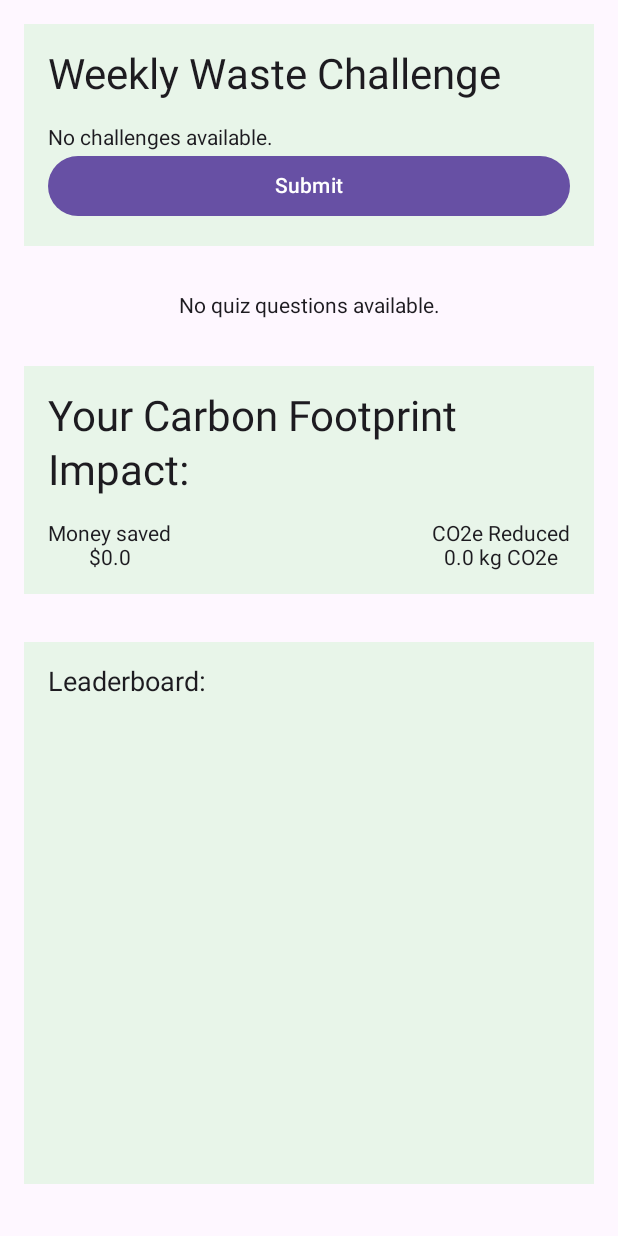
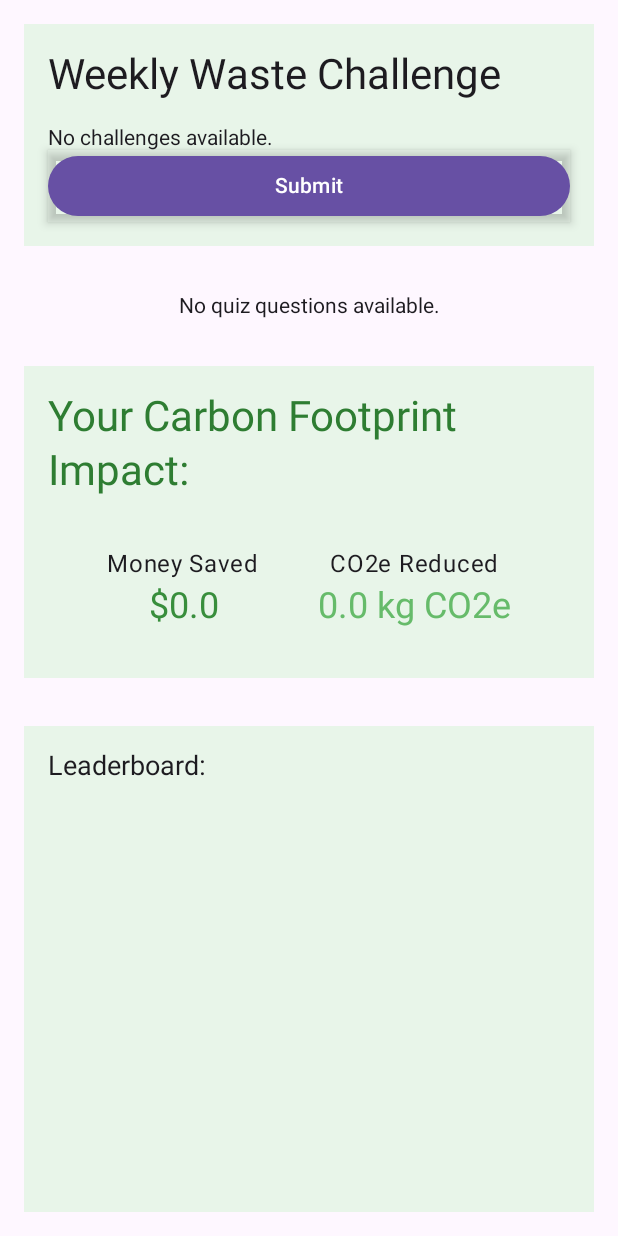
Before and after one commit to nazim117/Waste-Management, an Android app built with Jetpack Compose: the screen it shows after launch (MainActivity), on a phone screen of 412 x 824 dp. Run offline under Robolectric (Android 15) with nearby library versions, the phone set to English and light mode, and no system bars; our stand-ins replace Firebase (no records; nobody signed in at launch, a user with empty details on screens opened directly).

Commit message:
Minor UI update

```diff
--- a/WasteManagementApp/app/src/main/java/com/example/wastemanagementapp/MainActivity.kt
+++ b/WasteManagementApp/app/src/main/java/com/example/wastemanagementapp/MainActivity.kt
@@ -1,6 +1,5 @@
 package com.example.wastemanagementapp
 
-import CarbonFootprintScreen
 import android.os.Bundle
 import androidx.activity.ComponentActivity
 import androidx.activity.compose.setContent
@@ -14,6 +13,7 @@ import androidx.compose.ui.Alignment
 import androidx.compose.ui.Modifier
 import androidx.compose.ui.unit.dp
 import androidx.lifecycle.viewmodel.compose.viewModel
+import com.example.wastemanagementapp.ui.theme.CarbonFootprintScreen
 import com.example.wastemanagementapp.ui.theme.ChallengeViewModel
 import com.example.wastemanagementapp.ui.theme.Leaderboard
 import com.example.wastemanagementapp.ui.theme.QuizScreen
@@ -53,7 +53,6 @@ class MainActivity : ComponentActivity() {
 
                     item {
                         // Carbon Footprint (3rd)
-                        val challengeViewModel = viewModel<ChallengeViewModel>()
                         CarbonFootprintScreen(userId = userId)
                     }
 
--- a/WasteManagementApp/app/src/main/java/com/example/wastemanagementapp/ui/theme/CarbonFootprint.kt
+++ b/WasteManagementApp/app/src/main/java/com/example/wastemanagementapp/ui/theme/CarbonFootprint.kt
@@ -1,3 +1,5 @@
+package com.example.wastemanagementapp.ui.theme
+
 import androidx.compose.foundation.background
 import androidx.compose.foundation.layout.Arrangement
 import androidx.compose.foundation.layout.Column
@@ -6,7 +8,12 @@ import androidx.compose.foundation.layout.fillMaxWidth
 import androidx.compose.foundation.layout.padding
 import androidx.compose.material3.MaterialTheme
 import androidx.compose.material3.Text
-import androidx.compose.runtime.*
+import androidx.compose.runtime.Composable
+import androidx.compose.runtime.DisposableEffect
+import androidx.compose.runtime.getValue
+import androidx.compose.runtime.mutableStateOf
+import androidx.compose.runtime.remember
+import androidx.compose.runtime.setValue
 import androidx.compose.ui.Alignment
 import androidx.compose.ui.Modifier
 import androidx.compose.ui.graphics.Color
@@ -16,28 +23,21 @@ import com.google.firebase.firestore.ListenerRegistration
 
 @Composable
 fun CarbonFootprintScreen(userId: String, modifier: Modifier = Modifier) {
-    // State variables to hold the fetched values
     var totalCarbonSavings by remember { mutableStateOf(0.0) }
     var totalMoneySaved by remember { mutableStateOf(0.0) }
-
-    // Remember a snapshot listener registration so we can remove it when the composable leaves the composition
     var snapshotListener by remember { mutableStateOf<ListenerRegistration?>(null) }
 
-    // Use a side effect to register the real-time listener when the composable is first launched
     DisposableEffect(userId) {
-        // Set up the Firestore real-time listener
         snapshotListener = setupRealTimeListener(userId) { carbonSavings, moneySaved ->
             totalCarbonSavings = carbonSavings
             totalMoneySaved = moneySaved
         }
 
-        // Clean up the listener when the composable leaves the composition
         onDispose {
             snapshotListener?.remove()
         }
     }
 
-    // Composable UI
     Column(
         modifier = modifier
             .fillMaxWidth()
@@ -47,20 +47,23 @@ fun CarbonFootprintScreen(userId: String, modifier: Modifier = Modifier) {
         Text(
             text = "Your Carbon Footprint Impact:",
             style = MaterialTheme.typography.headlineMedium,
+            color = Color(0xFF2E7D32),
             modifier = Modifier.padding(bottom = 16.dp)
         )
 
         Row(
-            modifier = Modifier.fillMaxWidth(),
-            horizontalArrangement = Arrangement.SpaceBetween
+            modifier = Modifier
+                .fillMaxWidth()
+                .padding(vertical = 16.dp),
+            horizontalArrangement = Arrangement.SpaceEvenly
         ) {
             Column(horizontalAlignment = Alignment.CenterHorizontally) {
-                Text(text = "Money saved")
-                Text(text = "$${totalMoneySaved}")
+                Text(text = "Money Saved", style = MaterialTheme.typography.bodyLarge)
+                Text(text = "$${totalMoneySaved}", style = MaterialTheme.typography.headlineSmall, color = Color(0xFF388E3C))
             }
             Column(horizontalAlignment = Alignment.CenterHorizontally) {
-                Text(text = "CO2e Reduced")
-                Text(text = "${totalCarbonSavings} kg CO2e")
+                Text(text = "CO2e Reduced", style = MaterialTheme.typography.bodyLarge)
+                Text(text = "${totalCarbonSavings} kg CO2e", style = MaterialTheme.typography.headlineSmall, color = Color(0xFF66BB6A))
             }
         }
     }
--- a/WasteManagementApp/app/src/main/java/com/example/wastemanagementapp/ui/theme/ChallengeViewModel.kt
+++ b/WasteManagementApp/app/src/main/java/com/example/wastemanagementapp/ui/theme/ChallengeViewModel.kt
@@ -4,10 +4,9 @@ import androidx.compose.foundation.background
 import androidx.compose.foundation.layout.Arrangement
 import androidx.compose.foundation.layout.Column
 import androidx.compose.foundation.layout.Row
-import androidx.compose.foundation.layout.Spacer
 import androidx.compose.foundation.layout.fillMaxWidth
-import androidx.compose.foundation.layout.height
 import androidx.compose.foundation.layout.padding
+import androidx.compose.material.LinearProgressIndicator
 import androidx.compose.material.icons.Icons
 import androidx.compose.material.icons.filled.Star
 import androidx.compose.material3.Button
@@ -18,6 +17,7 @@ import androidx.compose.runtime.Composable
 import androidx.compose.runtime.mutableStateListOf
 import androidx.compose.runtime.mutableStateOf
 import androidx.compose.ui.Modifier
+import androidx.compose.ui.draw.shadow
 import androidx.compose.ui.graphics.Color
 import androidx.compose.ui.text.style.TextAlign
 import androidx.compose.ui.unit.dp
@@ -190,7 +190,6 @@ class ChallengeViewModel : ViewModel() {
                 )
             }
         }.addOnFailureListener { exception ->
-            // Handle failure
             exception.printStackTrace()
         }
     }
@@ -229,7 +228,7 @@ class ChallengeViewModel : ViewModel() {
                 )
             } else {
                 if (challenges.isNotEmpty()) {
-                    val currentChallenge = challenges[currentChallengeIndex]
+                    val currentChallenge = challenges[viewModel.currentChallengeIndex]
                     Text(
                         text = currentChallenge.challenge,
                         style = MaterialTheme.typography.bodyLarge,
@@ -241,22 +240,27 @@ class ChallengeViewModel : ViewModel() {
                         horizontalArrangement = Arrangement.Center
                     ) {
                         repeat(3) { index ->
-                            if (index < currentChallengeProgress) {
-                                Icon(Icons.Default.Star, contentDescription = "Star", tint = Color.Yellow)
-                            } else {
-                                Icon(Icons.Default.Star, contentDescription = "Star", tint = Color.Gray)
-                            }
+                            Icon(
+                                Icons.Default.Star,
+                                contentDescription = "Star",
+                                tint = if (index < viewModel.currentChallengeProgress) Color.Yellow else Color.Gray
+                            )
                         }
                     }
+
+                    LinearProgressIndicator(
+                        progress = viewModel.currentChallengeProgress / 3f,
+                        modifier = Modifier.fillMaxWidth().padding(vertical = 16.dp)
+                    )
                 } else {
                     Text("No challenges available.")
                 }
 
                 Button(
-                    onClick = { completeChallengeAction(userId) },
-                    modifier = Modifier.fillMaxWidth()
+                    onClick = { viewModel.completeChallengeAction(userId) },
+                    modifier = Modifier.fillMaxWidth().shadow(4.dp)
                 ) {
-                    if (currentChallengeFinished) {
+                    if (viewModel.currentChallengeFinished) {
                         Text(text = "Next Challenge")
                     } else {
                         Text(text = "Submit")
--- a/WasteManagementApp/app/src/main/java/com/example/wastemanagementapp/ui/theme/Leaderboard.kt
+++ b/WasteManagementApp/app/src/main/java/com/example/wastemanagementapp/ui/theme/Leaderboard.kt
@@ -11,7 +11,6 @@ import androidx.compose.foundation.lazy.LazyColumn
 import androidx.compose.material3.Text
 import androidx.compose.runtime.Composable
 import androidx.compose.runtime.DisposableEffect
-import androidx.compose.runtime.LaunchedEffect
 import androidx.compose.runtime.getValue
 import androidx.compose.runtime.mutableStateOf
 import androidx.compose.runtime.remember
```
Also changed, not shown: WasteManagementApp/app/src/main/java/com/example/wastemanagementapp/ui/theme/QuizViewModel.kt (+2 -5 lines).
